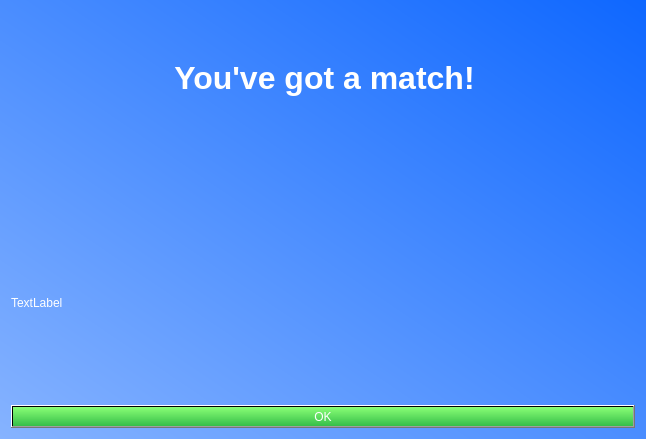
Above: stinder/ui/Match.ui from gibbons-eddie/Stinder before the change. Below: the same form after it.
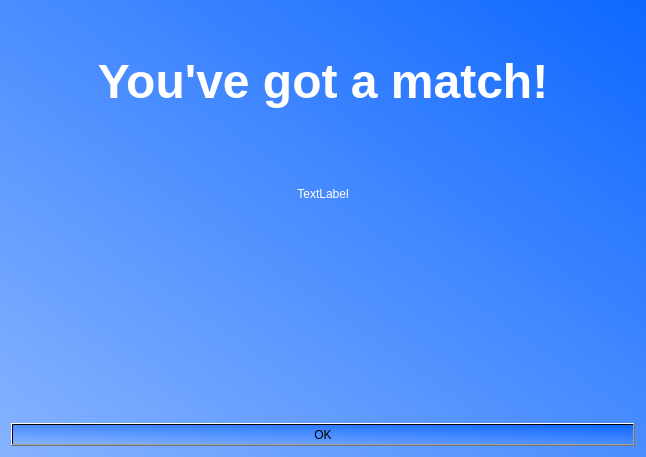
That is the form after the change. Icons and pictures are not drawn.

What changed in the file:
```diff
--- a/stinder/ui/Match.ui
+++ b/stinder/ui/Match.ui
@@ -7,7 +7,7 @@
     <x>0</x>
     <y>0</y>
     <width>646</width>
-    <height>439</height>
+    <height>457</height>
    </rect>
   </property>
   <property name="windowTitle">
@@ -22,6 +22,8 @@
     <widget class="QLabel" name="MatchTitle">
      <property name="font">
       <font>
+       <pointsize>60</pointsize>
+       <italic>false</italic>
        <bold>true</bold>
       </font>
      </property>
@@ -31,10 +33,34 @@
 padding-top:24px;</string>
      </property>
      <property name="text">
-      <string>&lt;html&gt;&lt;head/&gt;&lt;body&gt;&lt;p align=&quot;center&quot;&gt;&lt;span style=&quot; font-size:24pt;&quot;&gt;You've got a match!&lt;/span&gt;&lt;/p&gt;&lt;/body&gt;&lt;/html&gt;</string>
+      <string>&lt;html&gt;&lt;head/&gt;&lt;body&gt;&lt;p align=&quot;center&quot;&gt;&lt;span style=&quot; font-size:36pt;&quot;&gt;You've got a match!&lt;/span&gt;&lt;/p&gt;&lt;/body&gt;&lt;/html&gt;</string>
      </property>
      <property name="scaledContents">
       <bool>true</bool>
+     </property>
+     <property name="alignment">
+      <set>Qt::AlignCenter</set>
+     </property>
+    </widget>
+   </item>
+   <item>
+    <widget class="QLabel" name="InfoLabel">
+     <property name="layoutDirection">
+      <enum>Qt::LeftToRight</enum>
+     </property>
+     <property name="styleSheet">
+      <string notr="true">background-color: transparent;
+color: white;
+font: 300 18pt &quot;Nexa&quot;;</string>
+     </property>
+     <property name="text">
+      <string>&lt;html&gt;&lt;head/&gt;&lt;body&gt;&lt;p align=&quot;center&quot;&gt;TextLabel&lt;/p&gt;&lt;/body&gt;&lt;/html&gt;</string>
+     </property>
+     <property name="alignment">
+      <set>Qt::AlignCenter</set>
+     </property>
+     <property name="textInteractionFlags">
+      <set>Qt::LinksAccessibleByMouse|Qt::TextSelectableByMouse</set>
      </property>
     </widget>
    </item>
@@ -59,6 +85,9 @@
      <property name="scaledContents">
       <bool>true</bool>
      </property>
+     <property name="alignment">
+      <set>Qt::AlignCenter</set>
+     </property>
      <property name="margin">
       <number>0</number>
      </property>
@@ -67,20 +96,6 @@
      </property>
     </widget>
    </item>
-   <item>
-    <widget class="QLabel" name="InfoLabel">
-     <property name="styleSheet">
-      <string notr="true">background-color: transparent;
-color: white;</string>
-     </property>
-     <property name="text">
-      <string>TextLabel</string>
-     </property>
-     <property name="textInteractionFlags">
-      <set>Qt::LinksAccessibleByMouse|Qt::TextSelectableByMouse</set>
-     </property>
-    </widget>
-   </item>
    <item>
     <spacer name="buttonSpacer">
      <property name="orientation">
@@ -100,8 +115,22 @@
    <item>
     <widget class="QPushButton" name="OKButton">
      <property name="styleSheet">
-      <string notr="true">background-color:qlineargradient(spread:pad, x1:1, y1:1, x2:1, y2:0, stop:0 rgba(53, 190, 73, 255), stop:1 rgba(138, 255, 118, 255));
-color: white;;</string>
+      <string notr="true">QPushButton{font: 500 13pt \&quot;Nexa Bold&quot;;
+background-color: rgb(98, 214, 81);
+color: rgb(255, 255, 255);
+border-radius: 5px; border: 2px rgb(33, 33, 34);
+border-bottom: 3px solid rgb(72, 156, 59);
+border-left:  1px solid rgb(72, 156, 59);
+border-right:  1px solid rgb(72, 156, 59);
+padding: 6px;}
+QPushButton:hover{background-color: rgb(99, 255, 179);
+border-bottom: 3px solid rgb(45, 160, 104);
+border-left: 2px solid rgb(45, 160, 104);
+border-right: 2px solid rgb(45, 160, 104);}
+QPushButton:pressed{background-color: rgb(30, 94, 31);
+border-bottom: 3px solid rgb(22, 50, 22);
+border-left: 2px solid rgb(22, 50, 22);
+border-right: 2px solid rgb(22, 50, 22);}</string>
      </property>
      <property name="text">
       <string>OK</string>
```
Left out of the diff: 3 changed lines with no effect on the pictures.
